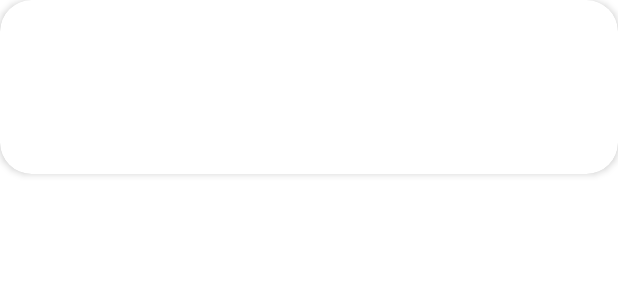
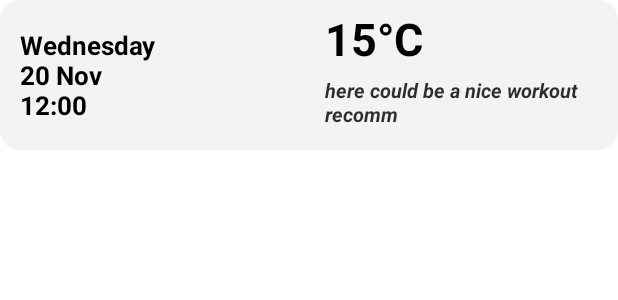
Before and after one commit to fmheim/workout-weather-application, an Android app: the layout weather_item.xml on its own in the app's theme, with its tools: preview values and no code run, on a phone screen of 412 x 824 dp. Shown: the top 300 px of the screen. Run offline under Robolectric (Android 15) with nearby library versions, the phone set to English and light mode, and no system bars.

Commit message:
finished weather app

```diff
--- a/app/src/main/java/se/kth/fmheim/workoutweather/data/WeatherDao.java
+++ b/app/src/main/java/se/kth/fmheim/workoutweather/data/WeatherDao.java
@@ -23,4 +23,5 @@ public interface WeatherDao {
 
     @Query("SELECT * FROM weather_table")
     LiveData<List<Weather>> getLiveWeatherData();
+
 }
--- a/app/src/main/res/layout/weather_item.xml
+++ b/app/src/main/res/layout/weather_item.xml
@@ -3,63 +3,95 @@
     xmlns:app="http://schemas.android.com/apk/res-auto"
     android:layout_width="match_parent"
     android:layout_height="wrap_content"
-    app:cardCornerRadius="21dp"
-    app:cardElevation="3dp">
+    android:layout_marginStart="0dp"
+    android:layout_marginLeft="0dp"
+    android:layout_marginTop="0dp"
+    android:layout_marginEnd="0dp"
+    android:layout_marginRight="0dp"
+    android:layout_marginBottom="8dp"
+    app:cardBackgroundColor="@android:color/transparent"
+
+    app:cardCornerRadius="13dp"
+    app:cardElevation="0dp">
 
     <RelativeLayout
         android:layout_width="match_parent"
         android:layout_height="match_parent"
-        android:layout_margin="8dp"
-        >
+        android:layout_margin="0dp"
+        android:layout_marginStart="10dp"
+        android:layout_marginLeft="10dp"
+        android:layout_marginTop="10dp"
+        android:layout_marginEnd="10dp"
+        android:layout_marginRight="10dp"
+        android:layout_marginBottom="1dp"
+        android:background="#0C000000">
+
 
         <ImageView
             android:id="@+id/imageView_weatherSymbol"
             android:layout_width="100dp"
             android:layout_height="100dp"
-            android:padding="3dp"/>
+            android:layout_marginStart="-10dp"
+            android:layout_marginLeft="-10dp"
+            android:layout_toEndOf="@+id/textView_Date"
+            android:layout_toRightOf="@+id/textView_Date"
+            android:padding="3dp" />
 
         <TextView
             android:id="@+id/textView_Date"
-            android:layout_width="wrap_content"
-            android:layout_height="20sp"
+            android:layout_width="100sp"
+            android:layout_height="80sp"
+            android:layout_alignParentStart="true"
+            android:layout_alignParentLeft="true"
             android:layout_alignParentTop="true"
             android:layout_marginStart="13dp"
+
             android:layout_marginLeft="13dp"
-            android:layout_marginTop="0dp"
-            android:layout_toEndOf="@id/imageView_weatherSymbol"
-            android:layout_toRightOf="@id/imageView_weatherSymbol"
+            android:layout_marginTop="10dp"
+            android:gravity="center|left"
+            android:text="Wednesday \n20 Nov \n12:00"
             android:textColor="@android:color/black"
-            android:textSize="14sp"
+            android:textSize="17sp"
             android:textStyle="bold" />
 
         <TextView
             android:id="@+id/textView_temperature"
             android:layout_width="wrap_content"
-            android:layout_height="50sp"
-            android:layout_below="@id/textView_Date"
-            android:layout_marginStart="21dp"
-            android:layout_marginLeft="21dp"
-            android:layout_marginTop="13dp"
+            android:layout_height="35sp"
+
+            android:layout_alignParentTop="true"
+            android:layout_marginStart="13dp"
+            android:layout_marginLeft="13dp"
+            android:layout_marginTop="5dp"
             android:layout_toEndOf="@id/imageView_weatherSymbol"
             android:layout_toRightOf="@id/imageView_weatherSymbol"
+
+            android:gravity="center"
+            android:text="15°C"
             android:textColor="@android:color/black"
-            android:textSize="24sp"
-            android:textStyle="bold"
-
-            />
+            android:textSize="30sp"
+            android:textStyle="bold" />
 
         <TextView
             android:id="@+id/textView_workOut"
             android:layout_width="wrap_content"
-            android:layout_height="60sp"
-            android:layout_below="@id/textView_Date"
-            android:layout_marginStart="21dp"
-            android:layout_marginLeft="21dp"
-            android:layout_marginTop="13dp"
-            android:layout_toEndOf="@id/textView_temperature"
-            android:layout_toRightOf="@id/textView_temperature"
+            android:layout_height="55sp"
+
+            android:layout_below="@+id/textView_temperature"
+            android:layout_alignParentEnd="true"
+            android:layout_alignParentRight="true"
+            android:layout_marginStart="13dp"
+            android:layout_marginLeft="13dp"
+            android:layout_marginTop="0dp"
+            android:layout_marginEnd="13dp"
+            android:layout_marginRight="13dp"
+            android:layout_toEndOf="@+id/imageView_weatherSymbol"
+            android:layout_toRightOf="@+id/imageView_weatherSymbol"
+            android:gravity="center|left"
+            android:text="here could be a nice workout recomm"
+            android:textColor="#D0000000"
             android:textSize="13sp"
-            android:textStyle="italic" />
+            android:textStyle="bold|italic" />
 
 
     </RelativeLayout>
--- a/app/src/main/res/values/colors.xml
+++ b/app/src/main/res/values/colors.xml
@@ -7,7 +7,7 @@
     <color name="teal_700">#FF018786</color>
     <color name="black">#FF000000</color>
     <color name="white">#FFFFFFFF</color>
-    <color name="darkBlue">#133742</color>
+    <color name="darkBlue">#1F596A</color>
     <color name="darkerBlue">#0D262E</color>
 
 </resources>
```
Also changed, not shown: app/src/main/java/se/kth/fmheim/workoutweather/MainActivity.java (+63 -23 lines), app/src/main/java/se/kth/fmheim/workoutweather/data/JSONParser.java (+26 -16 lines), app/src/main/java/se/kth/fmheim/workoutweather/data/WeatherRepository.java (+15 -6 lines), app/src/main/java/se/kth/fmheim/workoutweather/networking/Downloader.java (+26 -16 lines), app/src/main/res/drawable/backgroud_gradient.xml (added, +8 -0 lines), app/src/main/res/drawable/backgroud_gradient2.xml (added, +12 -0 lines), app/src/main/res/layout/activity_main.xml (+28 -27 lines), app/src/main/res/values/strings.xml (+5 -2 lines).
